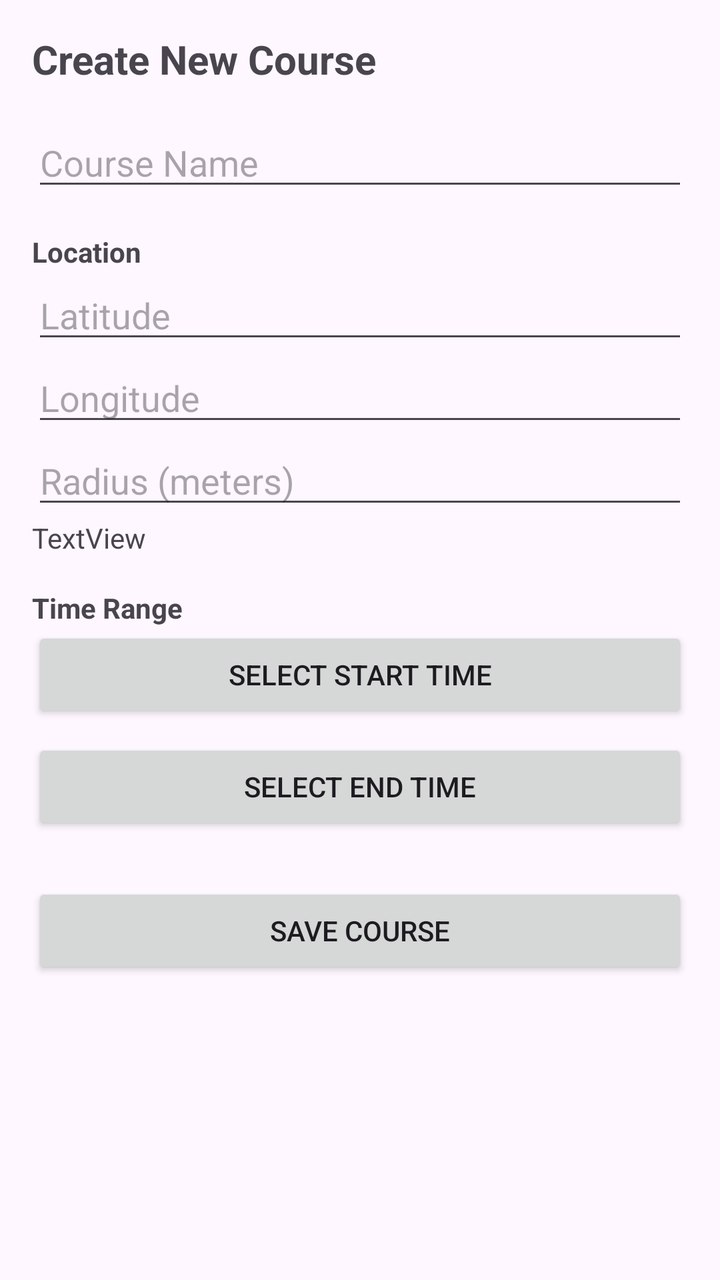
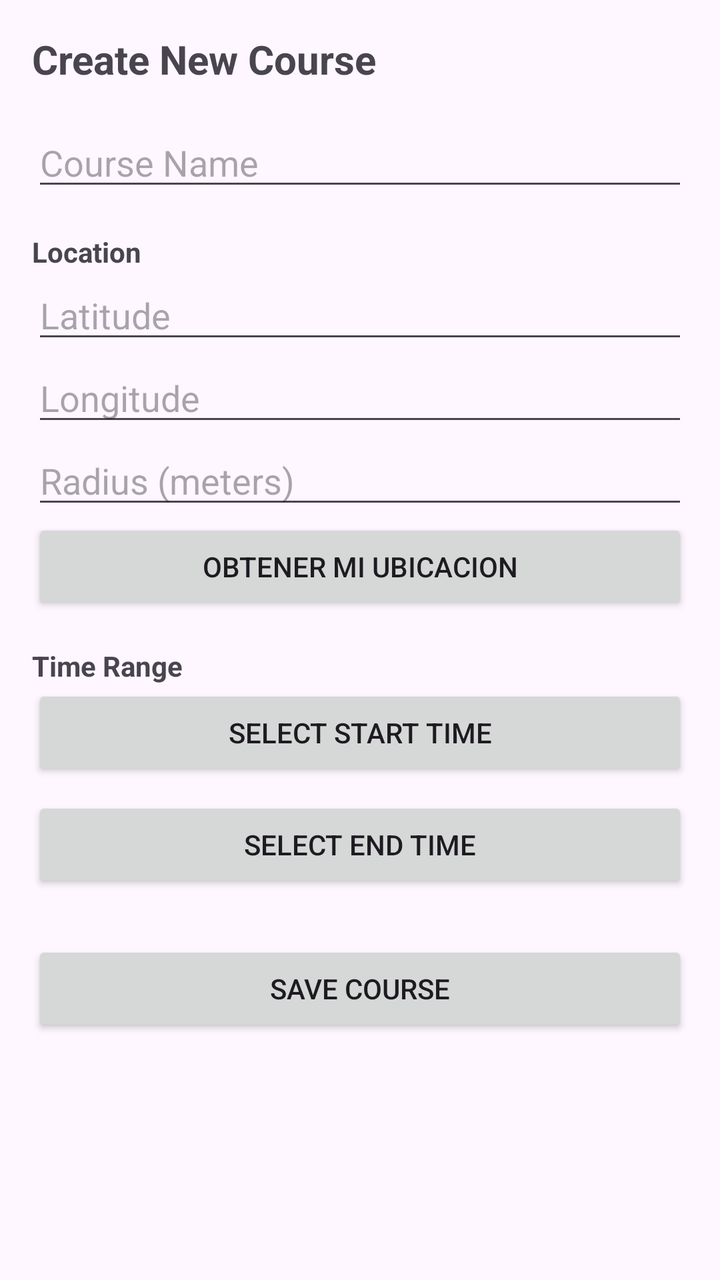

Screens rendered from an Android XML layout before and after an edit, with the pre-edit source and the edit as a unified diff.
<!-- AndroidManifest.xml: application theme Theme.RegistroAsistencia -->
<!-- res/layout/activity_create_course.xml -->
<?xml version="1.0" encoding="utf-8"?>
<ScrollView xmlns:android="http://schemas.android.com/apk/res/android"
    android:layout_width="match_parent"
    android:layout_height="match_parent"
    android:padding="16dp">

    <LinearLayout
        android:layout_width="match_parent"
        android:layout_height="wrap_content"
        android:orientation="vertical">

        <TextView
            android:layout_width="wrap_content"
            android:layout_height="wrap_content"
            android:text="Create New Course"
            android:textSize="20sp"
            android:textStyle="bold"
            android:layout_marginBottom="16dp"/>

        <EditText
            android:id="@+id/etCourseName"
            android:layout_width="match_parent"
            android:layout_height="wrap_content"
            android:hint="Course Name"/>

        <TextView
            android:layout_width="wrap_content"
            android:layout_height="wrap_content"
            android:text="Location"
            android:layout_marginTop="16dp"
            android:textStyle="bold"/>

        <EditText
            android:id="@+id/etLatitude"
            android:layout_width="match_parent"
            android:layout_height="wrap_content"
            android:hint="Latitude"
            android:inputType="numberDecimal|numberSigned"/>

        <EditText
            android:id="@+id/etLongitude"
            android:layout_width="match_parent"
            android:layout_height="wrap_content"
            android:hint="Longitude"
            android:inputType="numberDecimal|numberSigned"/>

        <EditText
            android:id="@+id/etRadius"
            android:layout_width="match_parent"
            android:layout_height="wrap_content"
            android:hint="Radius (meters)"
            android:inputType="numberDecimal"/>

        <TextView
            android:id="@+id/btprueba"
            android:layout_width="match_parent"
            android:layout_height="wrap_content"
            android:text="TextView" />

        <TextView
            android:layout_width="wrap_content"
            android:layout_height="wrap_content"
            android:text="Time Range"
            android:layout_marginTop="16dp"
            android:textStyle="bold"/>

        <Button
            android:id="@+id/btnStartTime"
            android:layout_width="match_parent"
            android:layout_height="wrap_content"
            android:text="Select Start Time"/>

        <Button
            android:id="@+id/btnEndTime"
            android:layout_width="match_parent"
            android:layout_height="wrap_content"
            android:text="Select End Time"
            android:layout_marginTop="8dp"/>

        <Button
            android:id="@+id/btnSaveCourse"
            android:layout_width="match_parent"
            android:layout_height="wrap_content"
            android:text="Save Course"
            android:layout_marginTop="24dp"/>

    </LinearLayout>
</ScrollView>
<!-- resources referenced by this layout -->
<resources>
  <style name="Theme.RegistroAsistencia" parent="Base.Theme.RegistroAsistencia" />
  <style name="Base.Theme.RegistroAsistencia" parent="Theme.Material3.DayNight.NoActionBar">
          
          
      </style>
</resources>

<!-- the commit's change to res/layout/activity_create_course.xml (unified diff, before → after) -->
@@ -35,7 +35,7 @@
             android:layout_width="match_parent"
             android:layout_height="wrap_content"
             android:hint="Latitude"
-            android:inputType="numberDecimal|numberSigned"/>
+            android:inputType="numberDecimal|numberSigned" />
 
         <EditText
             android:id="@+id/etLongitude"
@@ -51,11 +51,11 @@
             android:hint="Radius (meters)"
             android:inputType="numberDecimal"/>
 
-        <TextView
-            android:id="@+id/btprueba"
+        <Button
+            android:id="@+id/btnGetlocation"
             android:layout_width="match_parent"
             android:layout_height="wrap_content"
-            android:text="TextView" />
+            android:text="Obtener mi ubicacion" />
 
         <TextView
             android:layout_width="wrap_content"
